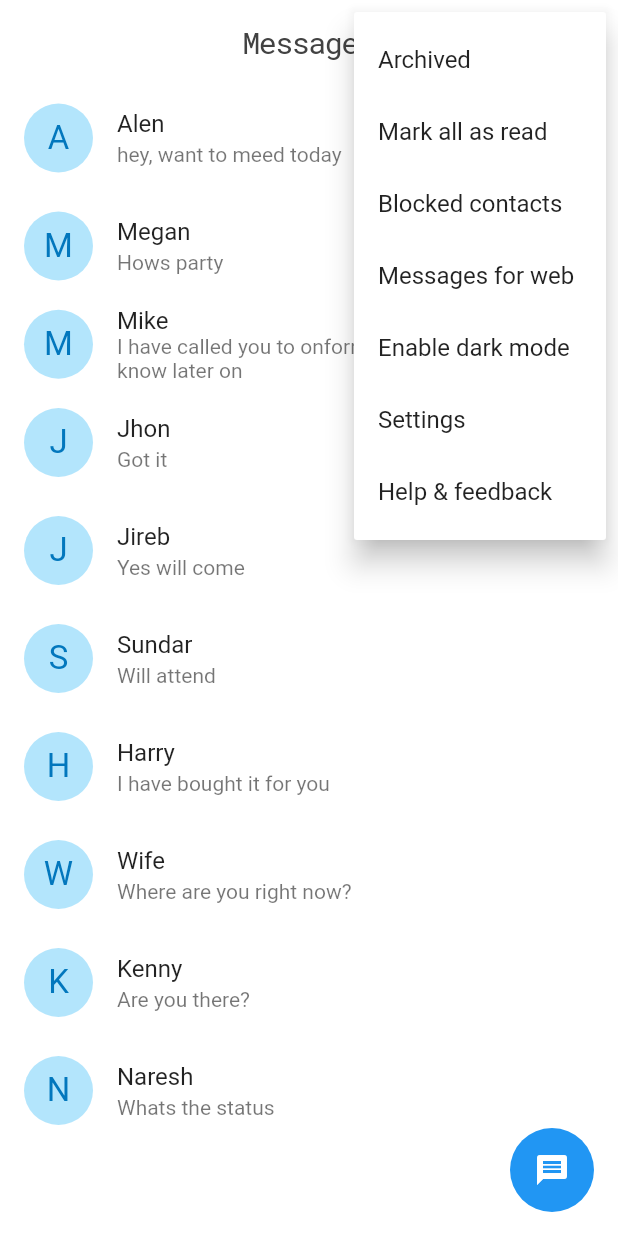
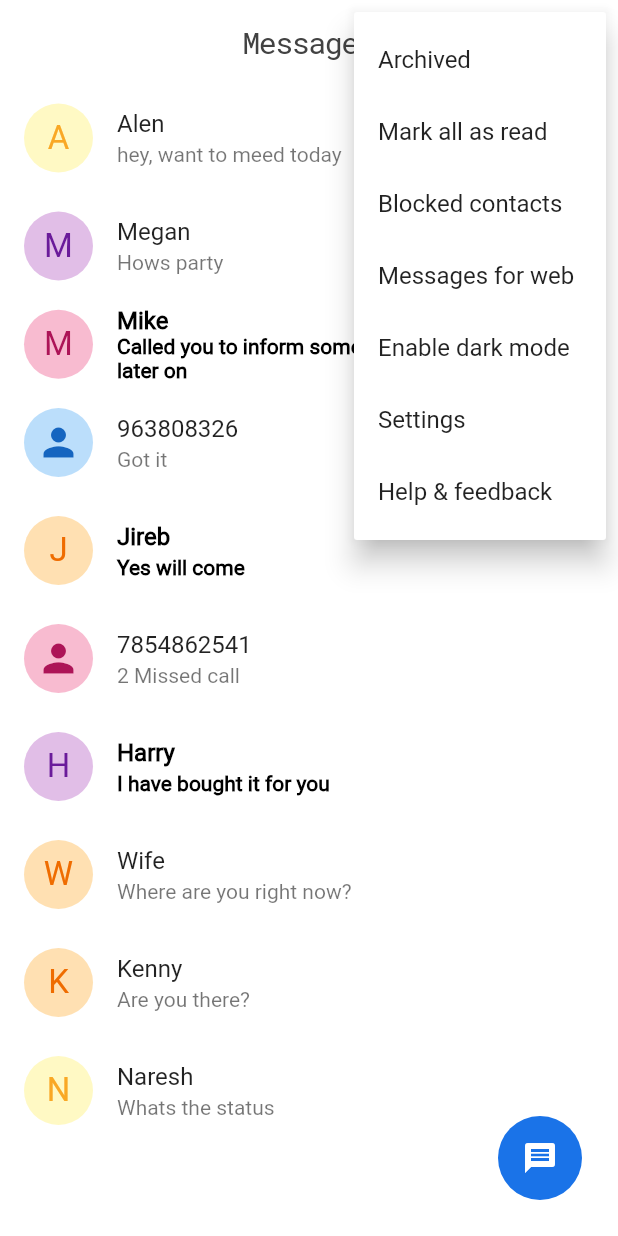
Before and after one commit to pinkeshdarji/FlutterMessagesClone, a Flutter app: the screen it shows after launch, after a tap on the "more vert" icon, on a phone screen of 412 x 824 dp. Run offline on Flutter 3.47's test engine with Material 2 defaults, Android fonts, the phone set to English and light mode, and no system bars.

Commit message:
Random colors added.

```diff
--- a/lib/models/message.dart
+++ b/lib/models/message.dart
@@ -1,6 +1,11 @@
-class Message{
+import 'package:flutter/material.dart';
+
+class Message {
   String from;
   String message;
+  bool isRead;
+  bool isInContactList;
+  MaterialColor backgroundColor;
 
-  Message({this.from,this.message});
+  Message({this.from,this.message,this.isRead,this.isInContactList,this.backgroundColor});
 }
--- a/lib/ui/home.dart
+++ b/lib/ui/home.dart
@@ -3,6 +3,7 @@ import 'dart:math';
 import 'package:flutter/material.dart';
 import 'package:flutter/rendering.dart';
 import 'package:flutter_messages_clone/models/message.dart';
+import 'utility/HexColor.dart';
 
 enum Options {
   archived,
@@ -21,6 +22,7 @@ class Home extends StatefulWidget {
 
 class _HomeState extends State<Home> {
   List<Message> messages = <Message>[];
+  List<MaterialColor> myCustomMaterialColors = <MaterialColor>[];
   final random = Random();
   double _width = 56.0;
   bool isExtended = false;
@@ -28,20 +30,80 @@ class _HomeState extends State<Home> {
 
   @override
   void initState() {
-    messages.add(Message(from: "Alen", message: "hey, want to meed today"));
-    messages.add(Message(from: "Megan", message: "Hows party"));
+    createSomePredefinedColors();
+    createDummyData();
+    super.initState();
+  }
+
+  void createDummyData() {
+    messages.add(Message(
+        from: "Alen",
+        message: "hey, want to meed today",
+        isRead: true,
+        isInContactList: true,
+    backgroundColor: myCustomMaterialColors[random.nextInt(myCustomMaterialColors.length)]));
+    messages.add(Message(
+        from: "Megan",
+        message: "Hows party",
+        isRead: true,
+        isInContactList: true,
+        backgroundColor: myCustomMaterialColors[random.nextInt(myCustomMaterialColors.length)]));
     messages.add(Message(
         from: "Mike",
-        message:
-            "I have called you to onform something,will let you know later on"));
-    messages.add(Message(from: "Jhon", message: "Got it"));
-    messages.add(Message(from: "Jireb", message: "Yes will come"));
-    messages.add(Message(from: "Sundar", message: "Will attend"));
-    messages.add(Message(from: "Harry", message: "I have bought it for you"));
-    messages.add(Message(from: "Wife", message: "Where are you right now?"));
-    messages.add(Message(from: "Kenny", message: "Are you there?"));
-    messages.add(Message(from: "Naresh", message: "Whats the status"));
-    super.initState();
+        message: "Called you to inform something,will let you know later on",
+        isRead: false,
+        isInContactList: true,
+        backgroundColor: myCustomMaterialColors[random.nextInt(myCustomMaterialColors.length)]));
+    messages.add(Message(
+        from: "963808326",
+        message: "Got it",
+        isRead: true,
+        isInContactList: false,
+        backgroundColor: myCustomMaterialColors[random.nextInt(myCustomMaterialColors.length)]));
+    messages.add(Message(
+        from: "Jireb",
+        message: "Yes will come",
+        isRead: false,
+        isInContactList: true,
+        backgroundColor: myCustomMaterialColors[random.nextInt(myCustomMaterialColors.length)]));
+    messages.add(Message(
+        from: "7854862541",
+        message: "2 Missed call",
+        isRead: true,
+        isInContactList: false,
+        backgroundColor: myCustomMaterialColors[random.nextInt(myCustomMaterialColors.length)]));
+    messages.add(Message(
+        from: "Harry",
+        message: "I have bought it for you",
+        isRead: false,
+        isInContactList: true,
+        backgroundColor: myCustomMaterialColors[random.nextInt(myCustomMaterialColors.length)]));
+    messages.add(Message(
+        from: "Wife",
+        message: "Where are you right now?",
+        isRead: true,
+        isInContactList: true,
+        backgroundColor: myCustomMaterialColors[random.nextInt(myCustomMaterialColors.length)]));
+    messages.add(Message(
+        from: "Kenny",
+        message: "Are you there?",
+        isRead: true,
+        isInContactList: true,
+        backgroundColor: myCustomMaterialColors[random.nextInt(myCustomMaterialColors.length)]));
+    messages.add(Message(
+        from: "Naresh",
+        message: "Whats the status",
+        isRead: true,
+        isInContactList: true,
+        backgroundColor: myCustomMaterialColors[random.nextInt(myCustomMaterialColors.length)]));
+  }
+
+  void createSomePredefinedColors() {
+    myCustomMaterialColors.add(Colors.yellow);
+    myCustomMaterialColors.add(Colors.orange);
+    myCustomMaterialColors.add(Colors.purple);
+    myCustomMaterialColors.add(Colors.pink);
+    myCustomMaterialColors.add(Colors.blue);
   }
 
   @override
@@ -49,7 +111,10 @@ class _HomeState extends State<Home> {
     return Scaffold(
       appBar: AppBar(
         title: Text('Messages',
-              style: TextStyle(letterSpacing: -1, color: Colors.grey[800])),
+            style: TextStyle(
+              letterSpacing: -1,
+              color: Colors.grey[800],
+            )),
         elevation: appBarElevation,
         centerTitle: true,
         actions: <Widget>[
@@ -66,10 +131,7 @@ class _HomeState extends State<Home> {
       ),
       body: Container(
           color: Colors.white,
-            child: Stack(
-          alignment: AlignmentDirectional.bottomEnd,
-          children: <Widget>[
-            NotificationListener<ScrollNotification>(
+          child: NotificationListener<ScrollNotification>(
             onNotification: (scrollNotification) {
               if (scrollNotification is UserScrollNotification) {
                 switch (scrollNotification.direction) {
@@ -89,36 +151,51 @@ class _HomeState extends State<Home> {
                 itemBuilder: (context, index) {
                   return ListTile(
                     leading: CircleAvatar(
-                        backgroundColor: Colors.lightBlue.shade100,
+                      backgroundColor: messages[index].backgroundColor.shade100,
                       radius: 23,
-                        child: Text(
+                      child: messages[index].isInContactList
+                          ? Text(
                               '${messages[index].from.substring(0, 1)}',
                               style: TextStyle(
                                   fontSize: 22,
                                   fontFamily: 'Roboto',
-                              color: Colors.lightBlue[800]),
+                                  color: messages[index].backgroundColor.shade800),
+                            )
+                          : Icon(
+                              Icons.person,
+                              size: 30,
+                              color: messages[index].backgroundColor.shade800 ,
                             ),
                     ),
                     title: Text(
                       '${messages[index].from}',
-                        style: TextStyle(fontFamily: 'Roboto'),
+                      style: TextStyle(
+                          fontFamily: 'Roboto',
+                          fontWeight: messages[index].isRead
+                              ? FontWeight.normal
+                              : FontWeight.bold,
+                          color: messages[index].isRead ? null : Colors.black),
                     ),
                     subtitle: Text(
                       '${messages[index].message}',
-                        style: TextStyle(fontFamily: 'Roboto'),
+                      style: TextStyle(
+                          fontFamily: 'Roboto',
+                          fontWeight: messages[index].isRead
+                              ? FontWeight.normal
+                              : FontWeight.bold,
+                          color: messages[index].isRead ? null : Colors.black),
                     ),
                   );
                 }),
-            ),
-            AnimatedContainer(
+          )),
+      floatingActionButton: AnimatedContainer(
         height: 56,
         width: _width,
-              constraints: BoxConstraints(minWidth: 56, maxWidth: 120),
         duration: Duration(milliseconds: 180),
-              margin: EdgeInsets.all(16),
+        margin: EdgeInsets.all(8),
         padding: EdgeInsets.symmetric(horizontal: 16),
         decoration: BoxDecoration(
-                color: Colors.blue,
+          color: HexColor("1A73E8"),
           borderRadius: BorderRadius.all(Radius.circular(50)),
         ),
         child: ListView(
@@ -134,10 +211,14 @@ class _HomeState extends State<Home> {
                   color: Colors.white,
                 ),
                 Container(
+                  margin: EdgeInsets.symmetric(horizontal: 8),
                   child: isExtended
                       ? Text(
                           'Start chat',
-                                style: TextStyle(fontFamily: 'Roboto'),
+                          style: TextStyle(
+                              fontFamily: 'Roboto',
+                              color: Colors.white,
+                              fontSize: 16),
                         )
                       : SizedBox.shrink(),
                 )
@@ -146,8 +227,7 @@ class _HomeState extends State<Home> {
           ],
         ),
       ),
-          ],
-        )));
+    );
   }
 
   PopupMenuButton<Options> optionMenu() {
@@ -212,7 +292,7 @@ class _HomeState extends State<Home> {
   extendFab(bool isExtend) {
     setState(() {
       isExtended = isExtend;
-      _width = isExtended ? 120 : 56;
+      _width = isExtended ? 135 : 56;
       appBarElevation = isExtend ? 5 : 0;
     });
   }
@@ -222,5 +302,6 @@ class _HomeState extends State<Home> {
 //TODO proper font style with theme
 //TODO code correction
 //TODO random color
+//TODO match exact color
 //TODO library match coding standard with pedro
 //Different option for color
--- /dev/null
+++ b/lib/ui/utility/HexColor.dart
@@ -0,0 +1,14 @@
+
+import 'dart:ui';
+
+class HexColor extends Color {
+  static int _getColorFromHex(String hexColor) {
+    hexColor = hexColor.toUpperCase().replaceAll("#", "");
+    if (hexColor.length == 6) {
+      hexColor = "FF" + hexColor;
+    }
+    return int.parse(hexColor, radix: 16);
+  }
+
+  HexColor(final String hexColor) : super(_getColorFromHex(hexColor));
+}
```
Lines whose indentation alone changed are shown as unchanged.
